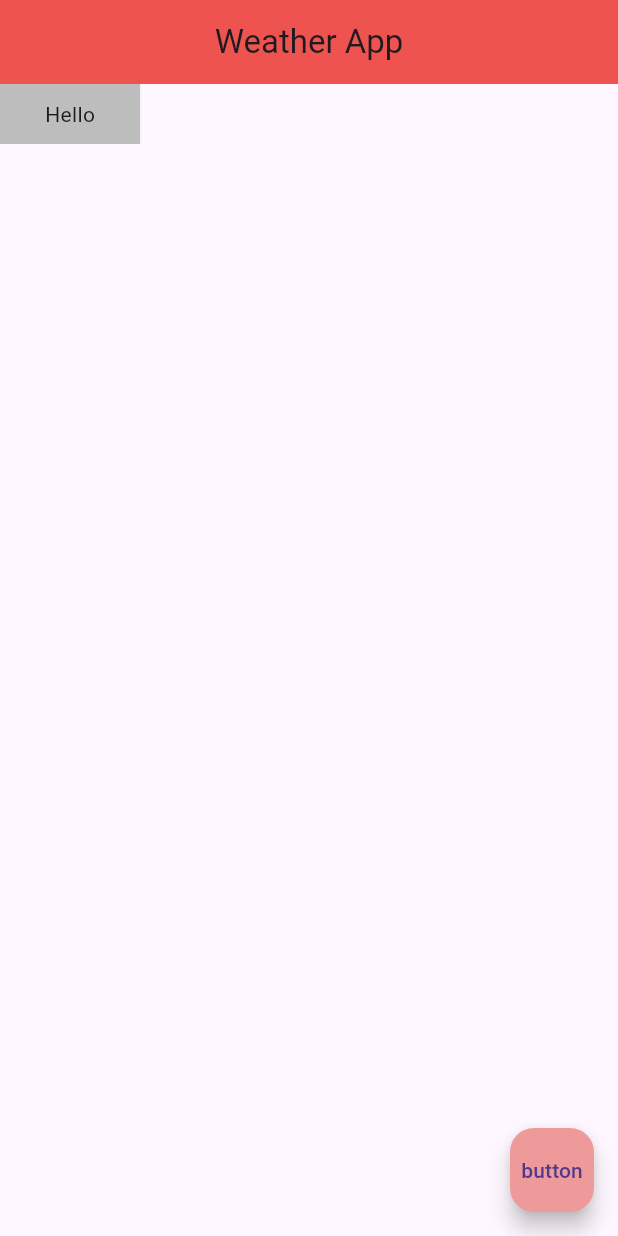
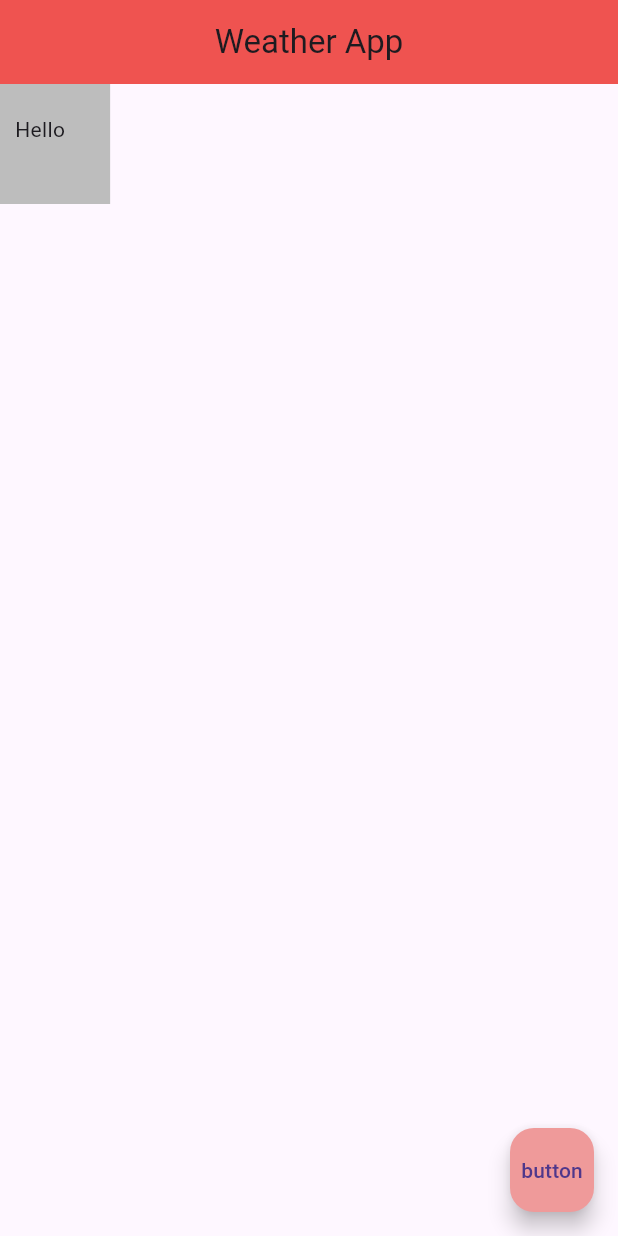
Before and after one commit to HariHaraSudhan-M0/weather-app, a Flutter app: the screen it shows after launch, on a phone screen of 412 x 824 dp. Run offline on Flutter 3.47's test engine with Material 3 defaults, Android fonts, the phone set to English and light mode, and no system bars.

Commit message:
edited padding using LTRB

```diff
--- a/lib/main.dart
+++ b/lib/main.dart
@@ -19,7 +19,7 @@ class Home extends StatelessWidget {
         backgroundColor: Colors.red[400],
       ),
       body: Container(
-        padding: EdgeInsets.symmetric(horizontal: 30,vertical: 10),
+        padding: EdgeInsets.fromLTRB(10, 20, 30, 40),
         color: Colors.grey[400],
         child: Text('Hello'),
       ),
```
